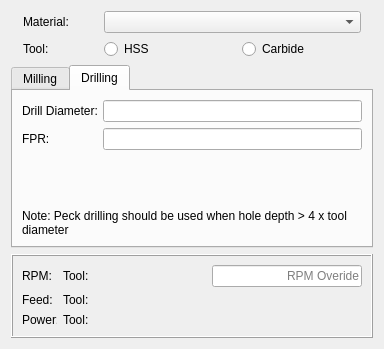
Before: the Qt Designer form PathFeedsAndSpeedsGui.ui in dubstar-04/FeedsAndSpeeds, drawn with Qt 5.
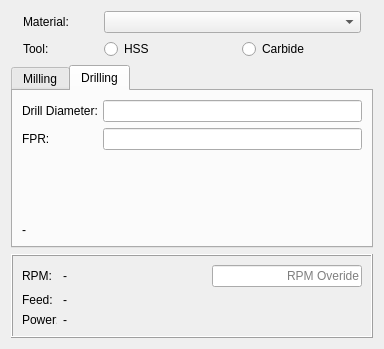
After: the same form once the commit is applied. The open tabs and pages were chosen to show the change.

Commit message: show correct depth in drilling notes

What changed in the file:
```diff
--- a/PathFeedsAndSpeedsGui.ui
+++ b/PathFeedsAndSpeedsGui.ui
@@ -342,7 +342,7 @@
        <item row="3" column="0">
         <widget class="QLabel" name="label_13">
          <property name="text">
-          <string>Note: Peck drilling should be used when hole depth &gt; 4 x tool diameter</string>
+          <string>-</string>
          </property>
          <property name="wordWrap">
           <bool>true</bool>
@@ -405,7 +405,7 @@
         <item>
          <widget class="QLabel" name="rpm_result">
           <property name="text">
-           <string>Tool:</string>
+           <string>-</string>
           </property>
          </widget>
         </item>
@@ -460,7 +460,7 @@
         <item>
          <widget class="QLabel" name="feed_result">
           <property name="text">
-           <string>Tool:</string>
+           <string>-</string>
           </property>
          </widget>
         </item>
@@ -496,7 +496,7 @@
         <item>
          <widget class="QLabel" name="hp_result">
           <property name="text">
-           <string>Tool:</string>
+           <string>-</string>
           </property>
          </widget>
         </item>
```
Left out of the diff: 7 changed lines with no effect on the pictures. The commit also changes 1 other file.
